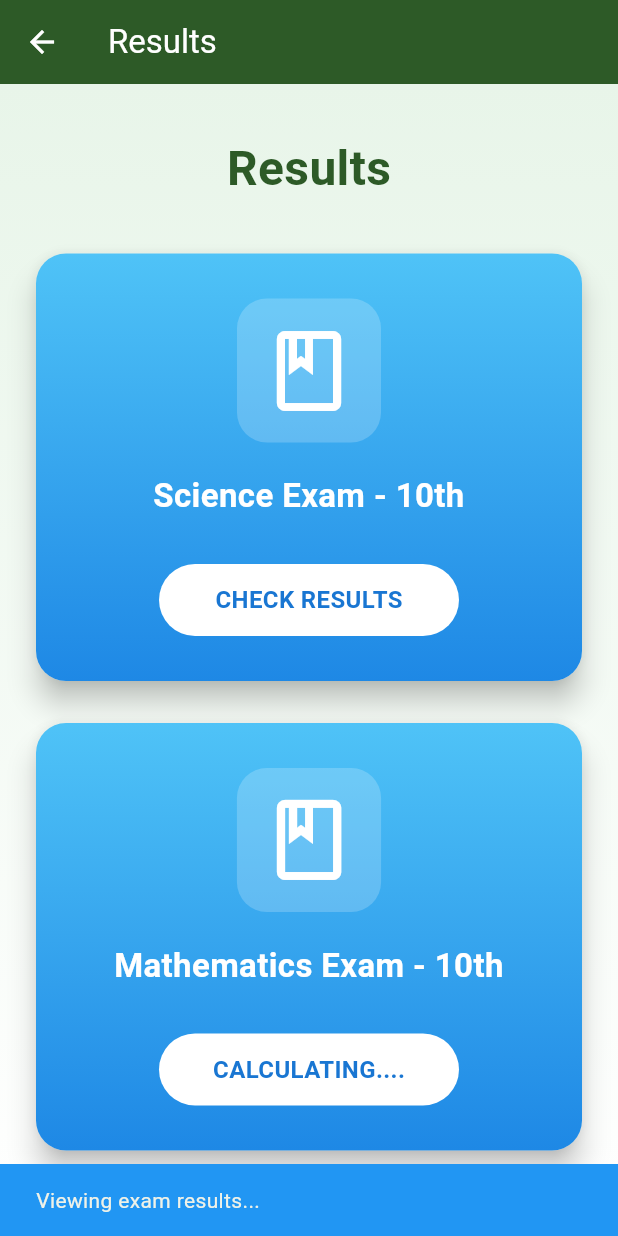
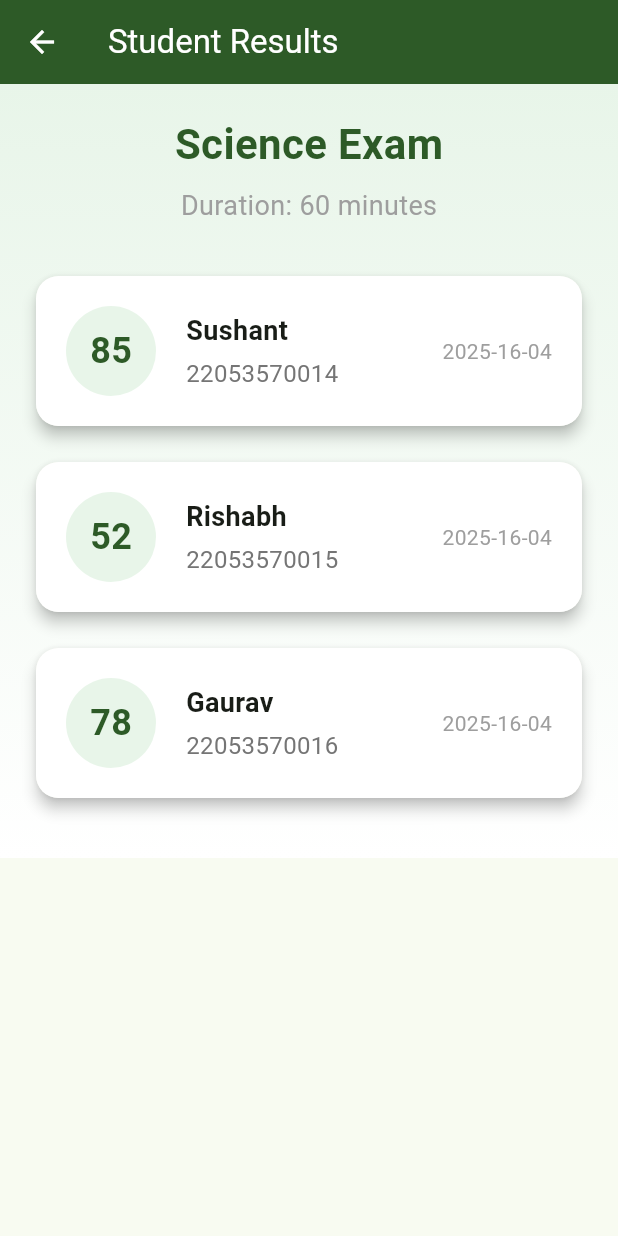
Before and after one commit to Mayank-Rath0re/exam_eval, a Flutter app: the ResultsPage screen opened directly, after a tap on "CHECK RESULTS", on a phone screen of 412 x 824 dp. Run offline on Flutter 3.47's test engine with Material 3 defaults, Android fonts, the phone set to English and light mode, and no system bars; missing offline and left inert: serverpod, serverpod_auth_client, serverpod_auth_email_flutter, serverpod_auth_server, serverpod_auth_shared_flutter, serverpod_client and 1 more; statements that could not run were skipped.

Commit message:
Further updations in Result Page

```diff
--- a/exam_eval_flutter/lib/Pages/results_page.dart
+++ b/exam_eval_flutter/lib/Pages/results_page.dart
@@ -1,5 +1,6 @@
 import 'package:flutter/material.dart';
 import 'dart:math' as math;
+import 'student_results_page.dart';
 
 class ExamData {
   final String title;
@@ -261,10 +262,10 @@ class _ExamResultCardState extends State<ExamResultCard> with SingleTickerProvid
                   GestureDetector(
                     onTap: () {
                       if (widget.isComplete) {
-                        ScaffoldMessenger.of(context).showSnackBar(
-                          const SnackBar(
-                            content: Text('Viewing exam results...'),
-                            backgroundColor: Colors.blue,
+                        Navigator.push(
+                          context,
+                          MaterialPageRoute(
+                            builder: (context) => StudentResultsPage(),
                           ),
                         );
                       } else {
--- /dev/null
+++ b/exam_eval_flutter/lib/Pages/student_results_page.dart
@@ -0,0 +1,182 @@
+import 'package:flutter/material.dart';
+
+class StudentResult {
+  final String studentName;
+  final String subject;
+  final String date;
+  final int marks;
+
+  StudentResult({
+    required this.studentName,
+    required this.subject,
+    required this.date,
+    required this.marks,
+  });
+}
+
+class StudentResultsPage extends StatelessWidget {
+  StudentResultsPage({super.key});
+
+  // Sample data - in a real app this would come from a database
+  final List<StudentResult> results = [
+    StudentResult(
+      studentName: "Sushant",
+      subject: "22053570014",
+      date: "2025-16-04",
+      marks: 85,
+    ),
+    StudentResult(
+      studentName: "Rishabh",
+      subject: "22053570015",
+      date: "2025-16-04",
+      marks: 52,
+    ),
+    StudentResult(
+      studentName: "Gaurav",
+      subject: "22053570016",
+      date: "2025-16-04",
+      marks: 78,
+    ),
+  ];
+
+  @override
+  Widget build(BuildContext context) {
+    return Scaffold(
+      appBar: AppBar(
+        title: const Text('Student Results'),
+        backgroundColor: const Color(0xFF2D5A27),
+        foregroundColor: Colors.white,
+      ),
+      body: Container(
+        decoration: BoxDecoration(
+          gradient: LinearGradient(
+            begin: Alignment.topCenter,
+            end: Alignment.bottomCenter,
+            colors: [
+              Colors.green.shade50,
+              Colors.white,
+            ],
+          ),
+        ),
+        child: SingleChildScrollView(
+          child: Padding(
+            padding: const EdgeInsets.all(20.0),
+            child: Column(
+              crossAxisAlignment: CrossAxisAlignment.start,
+              children: [
+                const Center(
+                  child: Column(
+                    children: [
+                      Text(
+                        'Science Exam',
+                        style: TextStyle(
+                          fontSize: 28,
+                          fontWeight: FontWeight.bold,
+                          color: Color(0xFF2D5A27),
+                        ),
+                      ),
+                      SizedBox(height: 8),
+                      Text(
+                        'Duration: 60 minutes',
+                        style: TextStyle(
+                          fontSize: 18,
+                          color: Colors.grey,
+                        ),
+                      ),
+                    ],
+                  ),
+                ),
+                const SizedBox(height: 30),
+                LayoutBuilder(
+                  builder: (context, constraints) {
+                    return Center(
+                      child: Container(
+                        constraints: const BoxConstraints(maxWidth: 800),
+                        child: Column(
+                          children: results.map((result) => Padding(
+                            padding: const EdgeInsets.only(bottom: 16.0),
+                            child: _buildResultCard(result),
+                          )).toList(),
+                        ),
+                      ),
+                    );
+                  },
+                ),
+              ],
+            ),
+          ),
+        ),
+      ),
+    );
+  }
+
+  Widget _buildResultCard(StudentResult result) {
+    return Card(
+      elevation: 4,
+      shape: RoundedRectangleBorder(
+        borderRadius: BorderRadius.circular(15),
+      ),
+      child: Container(
+        width: double.infinity,
+        padding: const EdgeInsets.all(20),
+        decoration: BoxDecoration(
+          borderRadius: BorderRadius.circular(15),
+          color: Colors.white,
+        ),
+        child: Row(
+          crossAxisAlignment: CrossAxisAlignment.center,
+          children: [
+            Container(
+              width: 60,
+              height: 60,
+              decoration: BoxDecoration(
+                color: Colors.green.shade50,
+                borderRadius: BorderRadius.circular(30),
+              ),
+              child: Center(
+                child: Text(
+                  '${result.marks}',
+                  style: const TextStyle(
+                    fontSize: 24,
+                    fontWeight: FontWeight.bold,
+                    color: Color(0xFF2D5A27),
+                  ),
+                ),
+              ),
+            ),
+            const SizedBox(width: 20),
+            Expanded(
+              child: Column(
+                crossAxisAlignment: CrossAxisAlignment.start,
+                children: [
+                  Text(
+                    result.studentName,
+                    style: const TextStyle(
+                      fontSize: 18,
+                      fontWeight: FontWeight.bold,
+                    ),
+                  ),
+                  const SizedBox(height: 4),
+                  Text(
+                    result.subject,
+                    style: TextStyle(
+                      fontSize: 16,
+                      color: Colors.grey.shade600,
+                    ),
+                  ),
+                ],
+              ),
+            ),
+            Text(
+              result.date,
+              style: TextStyle(
+                fontSize: 14,
+                color: Colors.grey.shade500,
+              ),
+            ),
+          ],
+        ),
+      ),
+    );
+  }
+}
```
